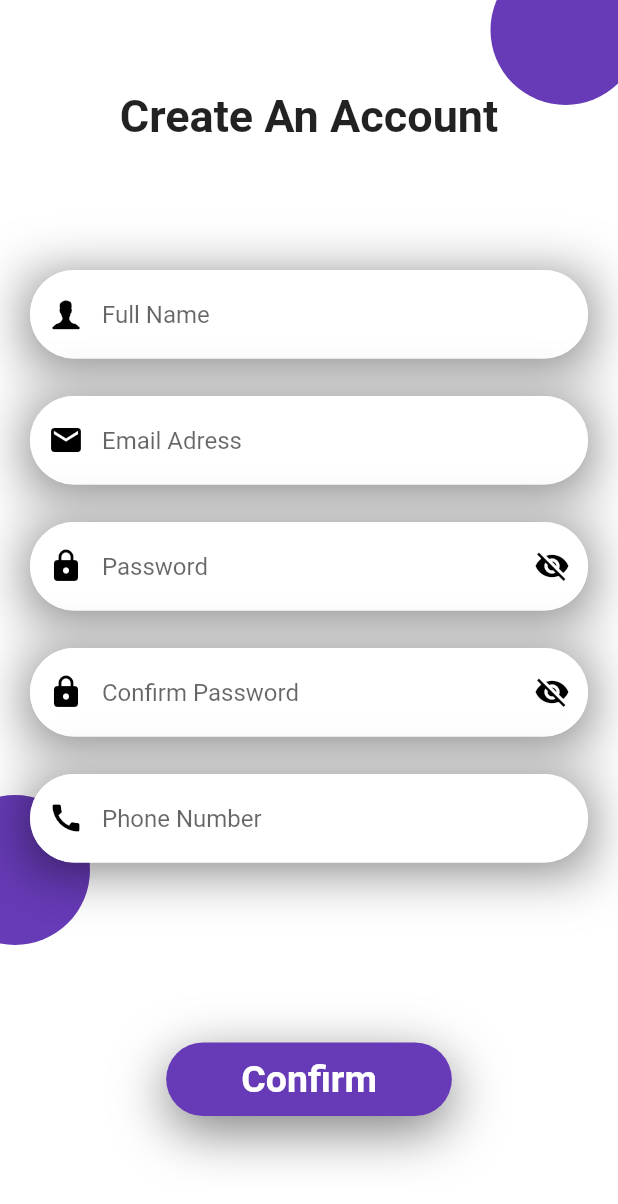
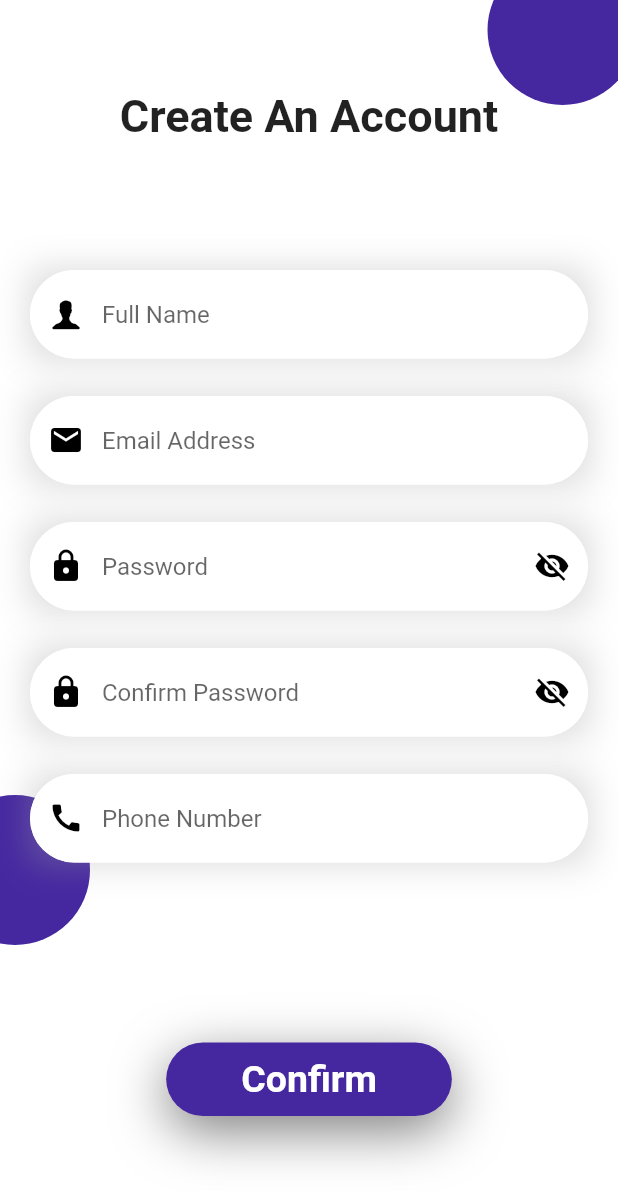
Before and after one commit to Zoyidov/MacShop.uz, a Flutter app: the RegisterPage screen opened directly, on a phone screen of 412 x 824 dp. Shown: the top 1204 px of the screen. Run offline on Flutter 3.47's test engine with Material 2 defaults, Android fonts, the phone set to English and light mode, and no system bars; drawn by our look-alikes of zoom_tap_animation; our stand-ins replace lottie.

Commit message:
some changes added to ui

```diff
--- a/lib/main.dart
+++ b/lib/main.dart
@@ -1,6 +1,6 @@
 import 'package:flutter/material.dart';
+import 'package:login_screen_homework/ui/login_screen/login_screen.dart';
 
-import 'login_screen/login_screen.dart';
 
 void main() {
   runApp(const MyApp());
--- a/lib/register_screen/register_screen.dart
+++ b/lib/ui/register_screen/register_screen.dart
@@ -1,9 +1,10 @@
 import 'package:flutter/cupertino.dart';
 import 'package:flutter/material.dart';
-import 'package:flutter_screenutil/flutter_screenutil.dart';
-import 'package:login_screen_homework/widgets/circle.dart';
-import 'package:login_screen_homework/widgets/global_button.dart';
+import 'package:login_screen_homework/utils/colors.dart';
+import '../widgets/circle.dart';
+import '../widgets/global_button.dart';
 import '../widgets/global_textfield.dart';
+
 
 class RegisterPage extends StatelessWidget {
   const RegisterPage({super.key});
@@ -14,9 +15,9 @@ class RegisterPage extends StatelessWidget {
       body: Stack(
         children: [
           Positioned(
-              top: -30, right: -15, child: Circles(color: Colors.deepPurple)),
+              top: -30, right: -13, child: Circles(color: AppColors.purple)),
           Positioned(
-              top: 530, left: -40, child: Circles(color: Colors.deepPurple)),
+              top: 530, left: -40, child: Circles(color: AppColors.purple)),
           SingleChildScrollView(
             child: Padding(
               padding: EdgeInsets.symmetric(horizontal: 20),
@@ -33,7 +34,7 @@ class RegisterPage extends StatelessWidget {
                       caption: ''),
                   SizedBox(height: 20),
                   GlobalTextField(
-                      hintText: 'Email Adress',
+                      hintText: 'Email Address',
                       keyboardType: TextInputType.emailAddress,
                       textInputAction: TextInputAction.next,
                       prefixIcon: Icons.email,
@@ -60,7 +61,7 @@ class RegisterPage extends StatelessWidget {
                       prefixIcon: Icons.call,
                       caption: ''),
                   SizedBox(height: 120),
-                  GlobalButton(color: Colors.deepPurple, text: 'Confirm'),
+                  GlobalButton(color: AppColors.purple, text: 'Confirm'),
                   SizedBox(height: 50),
                 ],
               ),
--- a/lib/widgets/global_button.dart
+++ b/lib/ui/widgets/global_button.dart
@@ -1,5 +1,7 @@
 import 'package:flutter/material.dart';
 import 'package:zoom_tap_animation/zoom_tap_animation.dart';
+
+import '../../utils/colors.dart';
 
 class GlobalButton extends StatelessWidget {
   const GlobalButton({super.key, required this.color, required this.text});
@@ -26,7 +28,7 @@ class GlobalButton extends StatelessWidget {
         child: Text(
           text,
           style: TextStyle(
-              fontSize: 25, fontWeight: FontWeight.w600, color: Colors.white),
+              fontSize: 25, fontWeight: FontWeight.w600, color: AppColors.white),
         ),
       ),
     );
--- a/lib/widgets/global_textfield.dart
+++ b/lib/ui/widgets/global_textfield.dart
@@ -1,4 +1,5 @@
 import 'package:flutter/material.dart';
+import '../../utils/colors.dart';
 
 class GlobalTextField extends StatefulWidget {
   final String hintText;
@@ -35,7 +36,7 @@ class _GlobalTextFieldState extends State<GlobalTextField> {
               widget.caption,
               style: TextStyle(
                 fontSize: 14,
-                color: Colors.black,
+                color: AppColors.black,
               ),
             ),
           ),
@@ -44,9 +45,10 @@ class _GlobalTextFieldState extends State<GlobalTextField> {
           decoration: BoxDecoration(
             boxShadow: [
               BoxShadow(
-                color: Colors.black.withOpacity(0.5),
-                offset: Offset(0, 5),
-                blurRadius: 30,
+                color: Colors.grey.withOpacity(0.4),
+                spreadRadius: 0,
+                blurRadius: 20,
+                offset: Offset.zero,
               ),
             ],
           ),
@@ -55,7 +57,7 @@ class _GlobalTextFieldState extends State<GlobalTextField> {
               hintText: widget.hintText,
               prefixIcon: Icon(
                 widget.prefixIcon,
-                color: Colors.black,
+                color: AppColors.black,
               ),
               suffixIcon: widget.keyboardType == TextInputType.visiblePassword
                   ? IconButton(
@@ -64,7 +66,7 @@ class _GlobalTextFieldState extends State<GlobalTextField> {
                   _isPasswordVisible
                       ? Icons.visibility
                       : Icons.visibility_off,
-                  color: Colors.black,
+                  color: AppColors.black,
                 ),
                 onPressed: () {
                   setState(() {
@@ -74,11 +76,11 @@ class _GlobalTextFieldState extends State<GlobalTextField> {
               )
                   : null,
               enabledBorder: OutlineInputBorder(
-                borderSide: BorderSide(color: Colors.white, width: 1),
+                borderSide: BorderSide(color: AppColors.white, width: 1),
                 borderRadius: BorderRadius.circular(30),
               ),
               focusedBorder: OutlineInputBorder(
-                borderSide: BorderSide(color: Colors.black, width: 1),
+                borderSide: BorderSide(color: AppColors.black, width: 1),
                 borderRadius: BorderRadius.circular(30),
               ),
               errorBorder: OutlineInputBorder(
@@ -86,11 +88,11 @@ class _GlobalTextFieldState extends State<GlobalTextField> {
                 borderRadius: BorderRadius.circular(30),
               ),
               border: OutlineInputBorder(
-                borderSide: BorderSide(color: Colors.white, width: 1),
+                borderSide: BorderSide(color: AppColors.white, width: 1),
                 borderRadius: BorderRadius.circular(30),
               ),
               filled: true,
-              fillColor: Colors.white,
+              fillColor: AppColors.white,
             ),
             keyboardType: widget.keyboardType,
             textInputAction: widget.textInputAction,
--- /dev/null
+++ b/lib/utils/colors.dart
@@ -0,0 +1,8 @@
+import 'dart:ui';
+
+class AppColors{
+  static const Color white = Color(0xFFFFFFFF);
+  static const Color black = Color(0xFF000000);
+  static const Color purple = Color(0xFF4527A0);
+
+}
```
Also changed, not shown: lib/ui/login_screen/login_screen.dart (renamed from lib/login_screen/login_screen.dart, +34 -30 lines), lib/utils/images.dart (added, +12 -0 lines), pubspec.yaml (+12 -40 lines), assets/fonts/Sora-Bold.ttf (added), assets/fonts/Sora-ExtraBold.ttf (added), assets/fonts/Sora-ExtraLight.ttf (added), assets/fonts/Sora-Light.ttf (added), assets/fonts/Sora-Medium.ttf (added), assets/fonts/Sora-Regular.ttf (added), assets/fonts/Sora-SemiBold.ttf (added), assets/fonts/Sora-Thin.ttf (added), lib/ui/widgets/circle.dart (renamed from lib/widgets/circle.dart).
